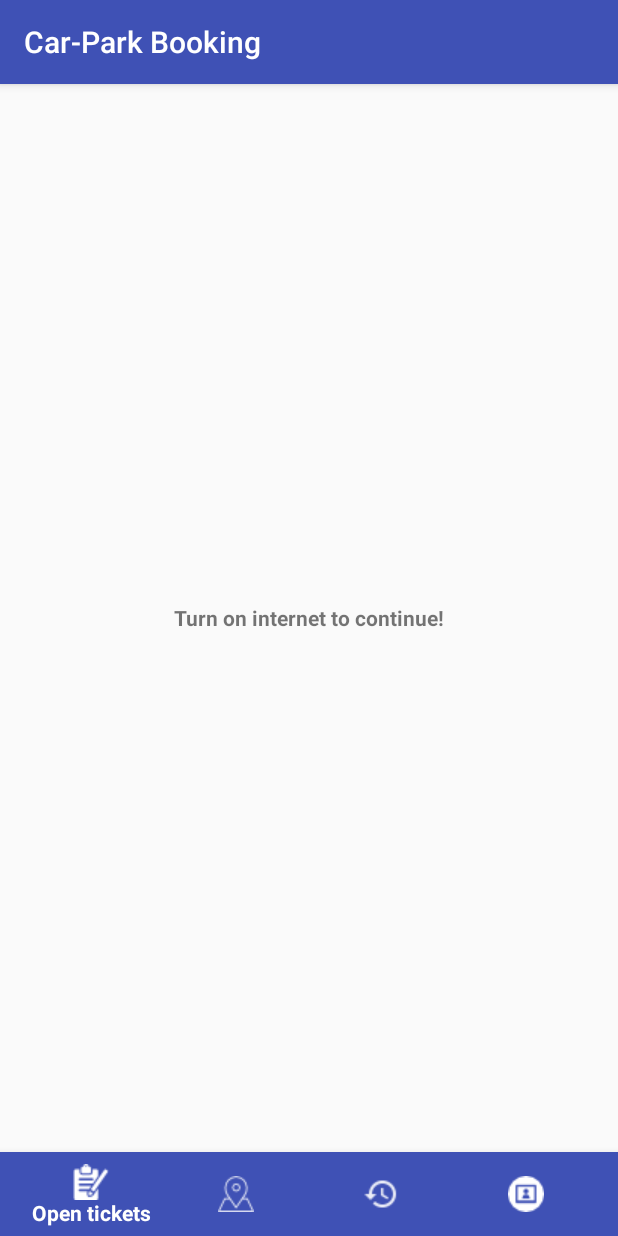
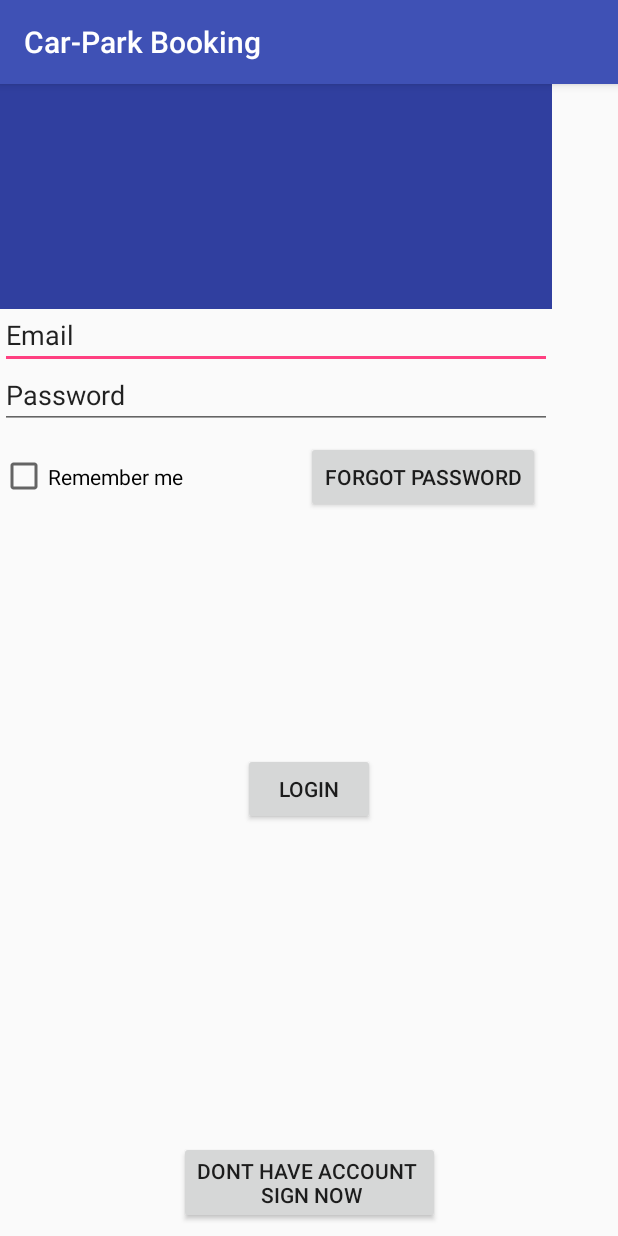
Before and after one commit to NinhHuong/CarParkBooking, an Android app: the screen it shows after launch (MainActivity before the commit, Login after it), on a phone screen of 412 x 824 dp. Run offline under Robolectric (Android 15) with nearby library versions, the light colour scheme and no system bars; libraries missing offline, so code that uses them is left out: com.github.nkzawa.emitter, com.github.nkzawa.socketio, io.realm; 5 statements that could not run were skipped.

Commit message:
Done register and login

```diff
--- /dev/null
+++ b/app/src/main/java/com/quocngay/carparkbooking/activity/Login.java
@@ -0,0 +1,126 @@
+package com.quocngay.carparkbooking.activity;
+
+import android.content.Intent;
+import android.content.SharedPreferences;
+import android.content.pm.ActivityInfo;
+import android.preference.Preference;
+import android.support.v4.view.MenuItemCompat;
+import android.support.v7.app.AppCompatActivity;
+import android.os.Bundle;
+import android.util.Log;
+import android.view.View;
+import android.widget.Button;
+import android.widget.CheckBox;
+import android.widget.EditText;
+import android.widget.Toast;
+
+import com.github.nkzawa.emitter.Emitter;
+import com.github.nkzawa.socketio.client.IO;
+import com.github.nkzawa.socketio.client.Socket;
+import com.quocngay.carparkbooking.R;
+import com.quocngay.carparkbooking.other.Constant;
+
+import org.json.JSONException;
+import org.json.JSONObject;
+
+import java.net.URISyntaxException;
+
+public class Login extends AppCompatActivity implements View.OnClickListener {
+    EditText edtEmail, edtPass;
+    Button btnLogin, btnRegister, btnForgotPassword;
+    CheckBox chbRemember;
+    private Socket mSocket;
+    {
+        try {
+//            mSocket = IO.socket("http://10.16.110.117:3000");
+            mSocket = IO.socket("http://192.168.0.106:3000");
+        } catch (URISyntaxException e) {
+            Log.e("Error", e.getMessage());
+        }
+    }
+
+    @Override
+    protected void onCreate(Bundle savedInstanceState) {
+        super.onCreate(savedInstanceState);
+        setRequestedOrientation(ActivityInfo.SCREEN_ORIENTATION_PORTRAIT);
+        setContentView(R.layout.activity_login);
+
+        edtEmail = (EditText) findViewById(R.id.edtEmail);
+        edtPass = (EditText) findViewById(R.id.edtPassword);
+        btnLogin = (Button) findViewById(R.id.btnLogin);
+        btnRegister = (Button) findViewById(R.id.btnRegister);
+        btnForgotPassword = (Button) findViewById(R.id.btnForgotPass);
+        chbRemember = (CheckBox) findViewById(R.id.checkBox);
+
+        btnLogin.setOnClickListener(this);
+        btnRegister.setOnClickListener(this);
+        btnForgotPassword.setOnClickListener(this);
+
+        mSocket.connect();
+        mSocket.on("ResultLogin",onNewMessage_ResultLogin);
+    }
+
+    @Override
+    public void onClick(View v) {
+        switch (v.getId()){
+            case R.id.btnLogin:
+                JSONObject j = new JSONObject();
+                try {
+                    j.put("Email",edtEmail.getText().toString());
+                    j.put("Password",edtPass.getText().toString());
+                } catch (JSONException e) {
+                    e.printStackTrace();
+                }
+                mSocket.emit("CheckEmailAndPassword",j.toString());
+                break;
+            case R.id.btnRegister:
+                startActivity(new Intent(Login.this, Register.class));
+                break;
+            case R.id.btnForgotPass:
+                break;
+            default:
+                return;
+        }
+    }
+
+    private Emitter.Listener onNewMessage_ResultLogin =  new Emitter.Listener() {
+        @Override
+        public void call(final Object... args) {
+            runOnUiThread(new Runnable() {
+                @Override
+                public void run() {
+                    JSONObject data = (JSONObject) args[0];
+                    Log.i("Data",data.toString());
+                    try {
+                        boolean isEmailCorrect =data.getBoolean("email");
+                        boolean isPasswordCorrect =data.getBoolean("password");
+
+                        if(!isEmailCorrect)
+                            Toast.makeText(getBaseContext(),"Wrong email, try again",Toast.LENGTH_SHORT).show();
+                        else if(!isPasswordCorrect)
+                            Toast.makeText(getBaseContext(),"Wrong password, try again",Toast.LENGTH_SHORT).show();
+                        else {
+                            boolean remember = chbRemember.isChecked();
+                            if(remember){
+                                SharedPreferences sharedPref = getApplication().
+                                        getSharedPreferences(Constant.APP_PREF,MODE_PRIVATE);
+                                SharedPreferences.Editor editor = sharedPref.edit();
+                                editor.putString(Constant.APP_PREF_TOKEN, data.getString("Token"));
+                                editor.commit();
+                            }
+
+                            Toast.makeText(getBaseContext(),"Login success",Toast.LENGTH_SHORT).show();
+                            Intent intent = new Intent(Login.this, MainActivity.class);
+                            startActivity(intent);
+
+                            finish();
+                        }
+
+                    } catch (JSONException e) {
+                        e.printStackTrace();
+                    }
+                }
+            });
+        }
+    };
+}
--- a/app/src/main/java/com/quocngay/carparkbooking/fragment/HistoryFragment.java
+++ b/app/src/main/java/com/quocngay/carparkbooking/fragment/HistoryFragment.java
@@ -10,7 +10,7 @@ import android.view.ViewGroup;
 
 import com.quocngay.carparkbooking.R;
 
-public class HistoryFragment extends Fragment {
+public class    HistoryFragment extends Fragment {
 
     public HistoryFragment() {
         // Required empty public constructor
--- a/app/src/main/java/com/quocngay/carparkbooking/fragment/MapFragment.java
+++ b/app/src/main/java/com/quocngay/carparkbooking/fragment/MapFragment.java
@@ -8,9 +8,11 @@ import android.view.LayoutInflater;
 import android.view.View;
 import android.view.ViewGroup;
 
+
+
 import com.quocngay.carparkbooking.R;
 
-public class MapFragment extends Fragment {
+public class MapFragment extends Fragment  {
     public MapFragment() {
         // Required empty public constructor
     }
@@ -24,6 +26,8 @@ public class MapFragment extends Fragment {
     public View onCreateView(LayoutInflater inflater, ViewGroup container,
                              Bundle savedInstanceState) {
         // Inflate the layout for this fragment
+
+
         return inflater.inflate(R.layout.fragment_map, container, false);
     }
 }
--- a/app/src/main/java/com/quocngay/carparkbooking/fragment/OpenTicketsFragment.java
+++ b/app/src/main/java/com/quocngay/carparkbooking/fragment/OpenTicketsFragment.java
@@ -42,7 +42,7 @@ public class OpenTicketsFragment extends Fragment {
     {
         try {
 //            mSocket = IO.socket("http://10.16.110.117:3000");
-            mSocket = IO.socket("http://192.168.1.8:3000");
+            mSocket = IO.socket("http://192.168.0.105:3000");
         } catch (URISyntaxException e) {
             Log.e(TAG, e.getMessage());
         }
--- a/app/src/main/java/com/quocngay/carparkbooking/other/Constant.java
+++ b/app/src/main/java/com/quocngay/carparkbooking/other/Constant.java
@@ -8,6 +8,8 @@ import java.text.SimpleDateFormat;
  */
 
 public class Constant {
+    public static int PREF_MODE = 1;
+
     public static String APP_PREF = "AppPref";
     public static String APP_PREF_TOKEN = "token";
 
--- /dev/null
+++ b/app/src/main/res/layout/activity_login.xml
@@ -0,0 +1,96 @@
+<?xml version="1.0" encoding="utf-8"?>
+<android.support.constraint.ConstraintLayout xmlns:android="http://schemas.android.com/apk/res/android"
+    xmlns:app="http://schemas.android.com/apk/res-auto"
+    xmlns:tools="http://schemas.android.com/tools"
+    android:layout_width="match_parent"
+    android:layout_height="match_parent"
+    tools:context="com.quocngay.carparkbooking.activity.Login">
+
+    <ImageView
+        android:id="@+id/imgView"
+        android:layout_width="368dp"
+        android:layout_height="150dp"
+        android:visibility="visible"
+        app:srcCompat="@color/colorPrimaryDark"
+        tools:layout_editor_absoluteY="0dp"
+        tools:layout_editor_absoluteX="8dp" />
+
+    <EditText
+        android:id="@+id/edtEmail"
+        android:layout_width="368dp"
+        android:layout_height="40dp"
+        android:maxLines="1"
+        android:gravity="center_vertical"
+        android:text="Email"
+        app:layout_constraintTop_toBottomOf="@+id/imgView"
+        android:layout_marginRight="8dp"
+        app:layout_constraintRight_toRightOf="@+id/imgView"
+        android:layout_marginLeft="8dp"
+        app:layout_constraintLeft_toLeftOf="@+id/imgView"
+        android:layout_marginStart="8dp"
+        android:layout_marginEnd="8dp" />
+
+    <EditText
+        android:id="@+id/edtPassword"
+        android:layout_width="368dp"
+        android:layout_height="40dp"
+        android:inputType="textVisiblePassword"
+        android:maxLines="1"
+        android:gravity="center_vertical"
+        android:text="Password"
+        app:layout_constraintTop_toBottomOf="@+id/edtEmail"
+        android:layout_marginRight="8dp"
+        app:layout_constraintRight_toRightOf="@+id/imgView"
+        android:layout_marginLeft="8dp"
+        app:layout_constraintLeft_toLeftOf="@+id/imgView"
+        android:layout_marginStart="8dp"
+        android:layout_marginEnd="8dp" />
+
+    <Button
+        android:id="@+id/btnLogin"
+        android:layout_width="wrap_content"
+        android:layout_height="wrap_content"
+        android:text="Login"
+        android:layout_marginBottom="8dp"
+        app:layout_constraintBottom_toTopOf="@+id/btnRegister"
+        android:layout_marginTop="8dp"
+        app:layout_constraintTop_toBottomOf="@+id/edtPassword"
+        android:layout_marginLeft="8dp"
+        app:layout_constraintVertical_bias="0.506"
+        app:layout_constraintLeft_toLeftOf="parent"
+        android:layout_marginRight="8dp"
+        app:layout_constraintRight_toRightOf="parent"
+        android:layout_marginStart="8dp"
+        android:layout_marginEnd="8dp" />
+
+    <Button
+        android:id="@+id/btnRegister"
+        android:layout_width="wrap_content"
+        android:layout_height="wrap_content"
+        android:text="Dont have account \n sign now"
+        app:layout_constraintBottom_toBottomOf="parent"
+        android:layout_marginBottom="8dp"
+        android:layout_marginLeft="8dp"
+        app:layout_constraintLeft_toLeftOf="parent"
+        android:layout_marginRight="8dp"
+        app:layout_constraintRight_toRightOf="parent" />
+
+    <CheckBox
+        android:id="@+id/checkBox"
+        android:layout_width="150dp"
+        android:layout_height="39dp"
+        android:layout_marginLeft="0dp"
+        android:text="Remember me"
+        app:layout_constraintLeft_toLeftOf="@+id/edtPassword"
+        app:layout_constraintBaseline_toBaselineOf="@+id/btnForgotPass" />
+
+    <Button
+        android:id="@+id/btnForgotPass"
+        android:layout_width="wrap_content"
+        android:layout_height="wrap_content"
+        android:layout_marginRight="8dp"
+        android:layout_marginTop="8dp"
+        android:text="Forgot password"
+        app:layout_constraintRight_toRightOf="@+id/edtPassword"
+        app:layout_constraintTop_toBottomOf="@+id/edtPassword" />
+</android.support.constraint.ConstraintLayout>
```
Also changed, not shown: app/src/main/AndroidManifest.xml (+7 -4 lines), app/src/main/java/com/quocngay/carparkbooking/activity/Register.java (added, +105 -0 lines), app/src/main/res/layout/activity_register.xml (added, +66 -0 lines).
